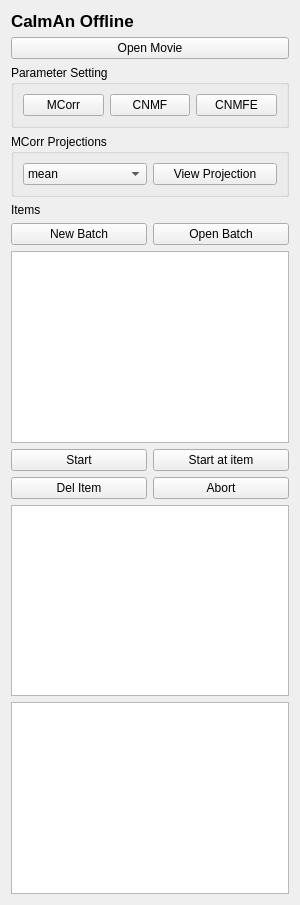
Above: caiman_napari/ui_files/main_offline_gui_template.ui from nel-lab/mesmerize-napari before the change. Below: the same form after it.
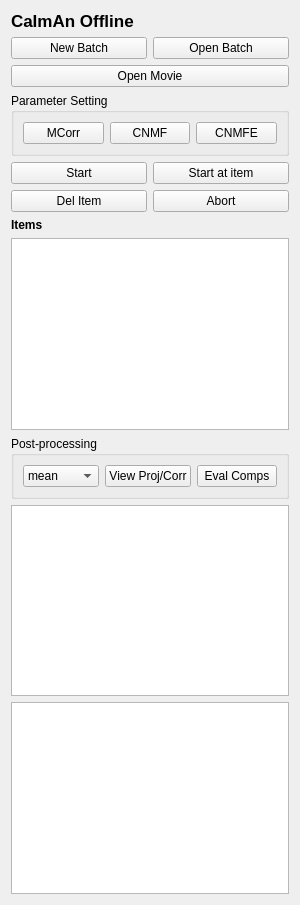
That is the form after the change.

Commit message: rearrange main offline gui

What changed in the file:
```diff
--- a/caiman_napari/ui_files/main_offline_gui_template.ui
+++ b/caiman_napari/ui_files/main_offline_gui_template.ui
@@ -28,6 +28,24 @@
      </property>
     </widget>
    </item>
+   <item>
+    <layout class="QHBoxLayout" name="horizontalLayout_9">
+     <item>
+      <widget class="QPushButton" name="pushButtonNewBatch">
+       <property name="text">
+        <string>New Batch</string>
+       </property>
+      </widget>
+     </item>
+     <item>
+      <widget class="QPushButton" name="pushButtonOpenBatch">
+       <property name="text">
+        <string>Open Batch</string>
+       </property>
+      </widget>
+     </item>
+    </layout>
+   </item>
    <item>
     <widget class="QPushButton" name="pushButtonOpenMovie">
      <property name="text">
@@ -65,69 +83,6 @@
      </layout>
     </widget>
    </item>
-   <item>
-    <widget class="QGroupBox" name="groupBox_2">
-     <property name="title">
-      <string>MCorr Projections</string>
-     </property>
-     <layout class="QHBoxLayout" name="horizontalLayout">
-      <item>
-       <widget class="QComboBox" name="comboBoxProjectionOpts">
-        <item>
-         <property name="text">
-          <string>mean</string>
-         </property>
-        </item>
-        <item>
-         <property name="text">
-          <string>std</string>
-         </property>
-        </item>
-        <item>
-         <property name="text">
-          <string>max</string>
-         </property>
-        </item>
-       </widget>
-      </item>
-      <item>
-       <widget class="QPushButton" name="pushButtonViewProjection">
-        <property name="text">
-         <string>View Projection</string>
-        </property>
-       </widget>
-      </item>
-     </layout>
-    </widget>
-   </item>
-   <item>
-    <widget class="QLabel" name="label">
-     <property name="text">
-      <string>Items</string>
-     </property>
-    </widget>
-   </item>
-   <item>
-    <layout class="QHBoxLayout" name="horizontalLayout_9">
-     <item>
-      <widget class="QPushButton" name="pushButtonNewBatch">
-       <property name="text">
-        <string>New Batch</string>
-       </property>
-      </widget>
-     </item>
-     <item>
-      <widget class="QPushButton" name="pushButtonOpenBatch">
-       <property name="text">
-        <string>Open Batch</string>
-       </property>
-      </widget>
-     </item>
-    </layout>
-   </item>
-   <item>
-    <widget class="QListWidget" name="listWidgetItems"/>
-   </item>
    <item>
     <layout class="QHBoxLayout" name="horizontalLayout_11">
      <item>
@@ -165,10 +120,93 @@
     </layout>
    </item>
    <item>
-    <widget class="QTextBrowser" name="textBrowserParams"/>
+    <widget class="QLabel" name="label">
+     <property name="font">
+      <font>
+       <weight>75</weight>
+       <bold>true</bold>
+      </font>
+     </property>
+     <property name="text">
+      <string>Items</string>
+     </property>
+    </widget>
    </item>
    <item>
-    <widget class="QTextBrowser" name="textBrowserStdOut"/>
+    <widget class="QListWidget" name="listWidgetItems">
+     <property name="toolTip">
+      <string>List of items in current batch</string>
+     </property>
+    </widget>
+   </item>
+   <item>
+    <widget class="QGroupBox" name="groupBox_2">
+     <property name="toolTip">
+      <string>Click an item and use post-processing tools</string>
+     </property>
+     <property name="title">
+      <string>Post-processing</string>
+     </property>
+     <layout class="QHBoxLayout" name="horizontalLayout">
+      <item>
+       <widget class="QComboBox" name="comboBoxProjectionOpts">
+        <property name="toolTip">
+         <string>Type of projections to show</string>
+        </property>
+        <item>
+         <property name="text">
+          <string>mean</string>
+         </property>
+        </item>
+        <item>
+         <property name="text">
+          <string>std</string>
+         </property>
+        </item>
+        <item>
+         <property name="text">
+          <string>max</string>
+         </property>
+        </item>
+       </widget>
+      </item>
+      <item>
+       <widget class="QPushButton" name="pushButtonViewProjection">
+        <property name="toolTip">
+         <string>View the mean/std/max Projection (for motion correction) 
+and/or Correlation Image (for CNMF).</string>
+        </property>
+        <property name="text">
+         <string>View Proj/Corr</string>
+        </property>
+       </widget>
+      </item>
+      <item>
+       <widget class="QPushButton" name="pushButtonEvalComponents">
+        <property name="toolTip">
+         <string>Open GUI for component evaluation</string>
+        </property>
+        <property name="text">
+         <string>Eval Comps</string>
+        </property>
+       </widget>
+      </item>
+     </layout>
+    </widget>
+   </item>
+   <item>
+    <widget class="QTextBrowser" name="textBrowserParams">
+     <property name="toolTip">
+      <string>Parameters for the currently selected batch item</string>
+     </property>
+    </widget>
+   </item>
+   <item>
+    <widget class="QTextBrowser" name="textBrowserStdOut">
+     <property name="toolTip">
+      <string>stdout and stderr from externally running QProcess</string>
+     </property>
+    </widget>
    </item>
   </layout>
  </widget>
```
Left out of the diff: 17 changed lines with no effect on the pictures. The commit also changes 1 other file.
